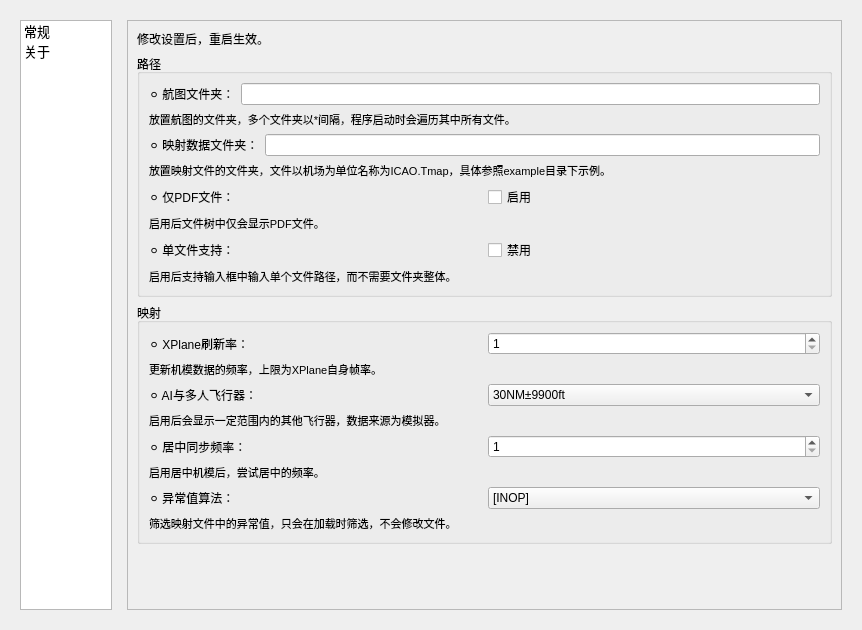
Before: the Qt Designer form src/gui/options_widget.ui in Eyderoe/ChartNavigation, drawn with Qt 5.
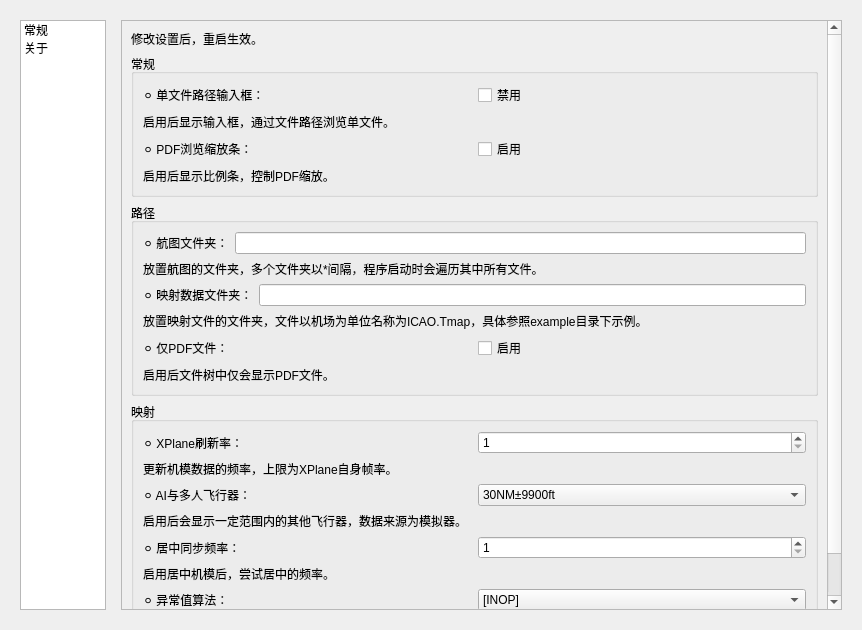
After: the same form once the commit is applied.

```diff
--- a/src/gui/options_widget.ui
+++ b/src/gui/options_widget.ui
@@ -34,12 +34,6 @@
           <verstretch>0</verstretch>
          </sizepolicy>
         </property>
-        <property name="font">
-         <font>
-          <pointsize>10</pointsize>
-          <bold>false</bold>
-         </font>
-        </property>
         <property name="styleSheet">
          <string notr="true"/>
         </property>
@@ -96,8 +90,8 @@
            <rect>
             <x>0</x>
             <y>0</y>
-            <width>751</width>
-            <height>592</height>
+            <width>704</width>
+            <height>698</height>
            </rect>
           </property>
           <layout class="QVBoxLayout" name="verticalLayout_3">
@@ -108,6 +102,65 @@
              </property>
             </widget>
            </item>
+           <item>
+            <widget class="QGroupBox" name="common_groupBox">
+             <property name="title">
+              <string>常规</string>
+             </property>
+             <layout class="QVBoxLayout" name="verticalLayout_8">
+              <item>
+               <layout class="QHBoxLayout" name="horizontalLayout_8">
+                <item>
+                 <widget class="QLabel" name="label_22">
+                  <property name="text">
+                   <string>⚪ 单文件路径输入框：</string>
+                  </property>
+                 </widget>
+                </item>
+                <item>
+                 <widget class="QCheckBox" name="singleFileDisable_checkBox">
+                  <property name="text">
+                   <string>禁用</string>
+                  </property>
+                 </widget>
+                </item>
+               </layout>
+              </item>
+              <item>
+               <widget class="QLabel" name="label_remark_5">
+                <property name="text">
+                 <string>启用后显示输入框，通过文件路径浏览单文件。</string>
+                </property>
+               </widget>
+              </item>
+              <item>
+               <layout class="QHBoxLayout" name="horizontalLayout_12">
+                <item>
+                 <widget class="QLabel" name="label_5">
+                  <property name="text">
+                   <string>⚪ PDF浏览缩放条：</string>
+                  </property>
+                 </widget>
+                </item>
+                <item>
+                 <widget class="QCheckBox" name="pdfScaleBar_checkBox">
+                  <property name="text">
+                   <string>启用</string>
+                  </property>
+                 </widget>
+                </item>
+               </layout>
+              </item>
+              <item>
+               <widget class="QLabel" name="label_remark_9">
+                <property name="text">
+                 <string>启用后显示比例条，控制PDF缩放。</string>
+                </property>
+               </widget>
+              </item>
+             </layout>
+            </widget>
+           </item>
            <item>
             <widget class="QGroupBox" name="path_groupBox">
              <property name="sizePolicy">
@@ -135,12 +188,7 @@
                </layout>
               </item>
               <item>
-               <widget class="QLabel" name="label_5">
-                <property name="font">
-                 <font>
-                  <pointsize>8</pointsize>
-                 </font>
-                </property>
+               <widget class="QLabel" name="label_remark_7">
                 <property name="text">
                  <string>放置航图的文件夹，多个文件夹以*间隔，程序启动时会遍历其中所有文件。</string>
                 </property>
@@ -161,12 +209,7 @@
                </layout>
               </item>
               <item>
-               <widget class="QLabel" name="label_6">
-                <property name="font">
-                 <font>
-                  <pointsize>8</pointsize>
-                 </font>
-                </property>
+               <widget class="QLabel" name="label_remark_8">
                 <property name="text">
                  <string>放置映射文件的文件夹，文件以机场为单位名称为ICAO.Tmap，具体参照example目录下示例。</string>
                 </property>
@@ -191,47 +234,12 @@
                </layout>
               </item>
               <item>
-               <widget class="QLabel" name="label_27">
-                <property name="font">
-                 <font>
-                  <pointsize>8</pointsize>
-                 </font>
-                </property>
+               <widget class="QLabel" name="label_remark_6">
                 <property name="text">
                  <string>启用后文件树中仅会显示PDF文件。</string>
                 </property>
                </widget>
               </item>
-              <item>
-               <layout class="QHBoxLayout" name="horizontalLayout_8">
-                <item>
-                 <widget class="QLabel" name="label_22">
-                  <property name="text">
-                   <string>⚪ 单文件支持：</string>
-                  </property>
-                 </widget>
-                </item>
-                <item>
-                 <widget class="QCheckBox" name="singleFileDisable_checkBox">
-                  <property name="text">
-                   <string>禁用</string>
-                  </property>
-                 </widget>
-                </item>
-               </layout>
-              </item>
-              <item>
-               <widget class="QLabel" name="label_23">
-                <property name="font">
-                 <font>
-                  <pointsize>8</pointsize>
-                 </font>
-                </property>
-                <property name="text">
-                 <string>启用后支持输入框中输入单个文件路径，而不需要文件夹整体。</string>
-                </property>
-               </widget>
-              </item>
              </layout>
             </widget>
            </item>
@@ -269,12 +277,7 @@
                </layout>
               </item>
               <item>
-               <widget class="QLabel" name="label_7">
-                <property name="font">
-                 <font>
-                  <pointsize>8</pointsize>
-                 </font>
-                </property>
+               <widget class="QLabel" name="label_remark_2">
                 <property name="text">
                  <string>更新机模数据的频率，上限为XPlane自身帧率。</string>
                 </property>
@@ -316,12 +319,7 @@
                </layout>
               </item>
               <item>
-               <widget class="QLabel" name="label_29">
-                <property name="font">
-                 <font>
-                  <pointsize>8</pointsize>
-                 </font>
-                </property>
+               <widget class="QLabel" name="label_remark_4">
                 <property name="text">
                  <string>启用后会显示一定范围内的其他飞行器，数据来源为模拟器。</string>
                 </property>
@@ -349,12 +347,7 @@
                </layout>
               </item>
               <item>
-               <widget class="QLabel" name="label_25">
-                <property name="font">
-                 <font>
-                  <pointsize>8</pointsize>
-                 </font>
-                </property>
+               <widget class="QLabel" name="label_remark">
                 <property name="text">
                  <string>启用居中机模后，尝试居中的频率。</string>
                 </property>
@@ -381,12 +374,7 @@
                </layout>
               </item>
               <item>
-               <widget class="QLabel" name="label_8">
-                <property name="font">
-                 <font>
-                  <pointsize>8</pointsize>
-                 </font>
-                </property>
+               <widget class="QLabel" name="label_remark_3">
                 <property name="text">
                  <string>筛选映射文件中的异常值，只会在加载时筛选，不会修改文件。</string>
                 </property>
```
Left out of the diff: 6 changed lines with no effect on the pictures.
